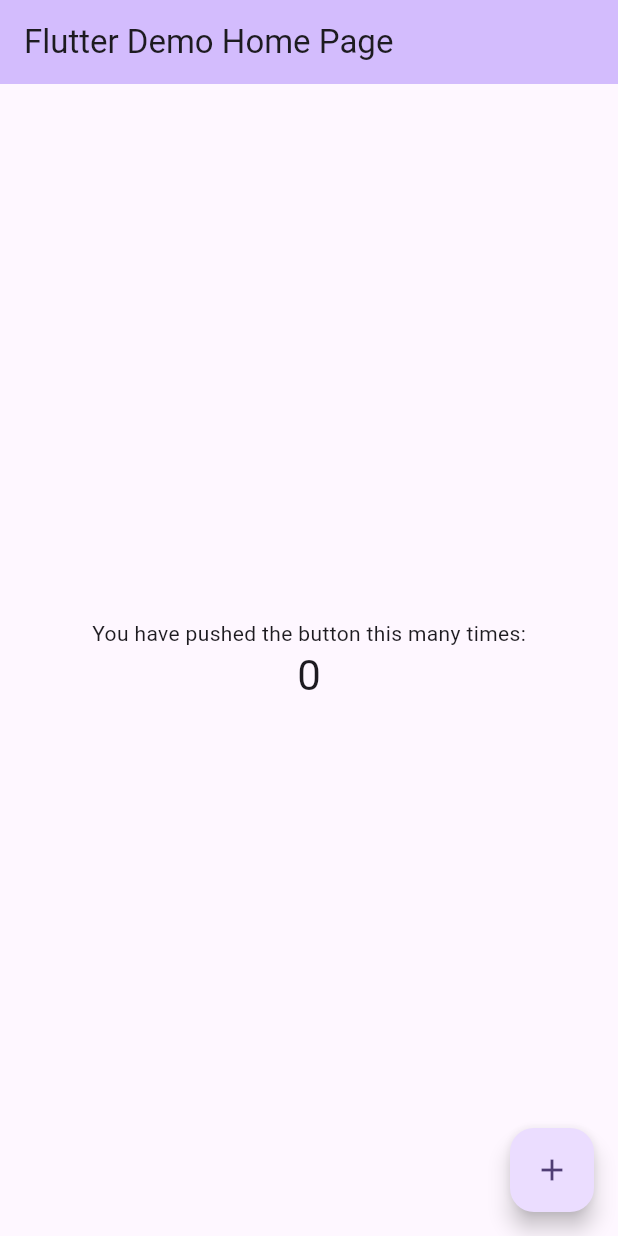
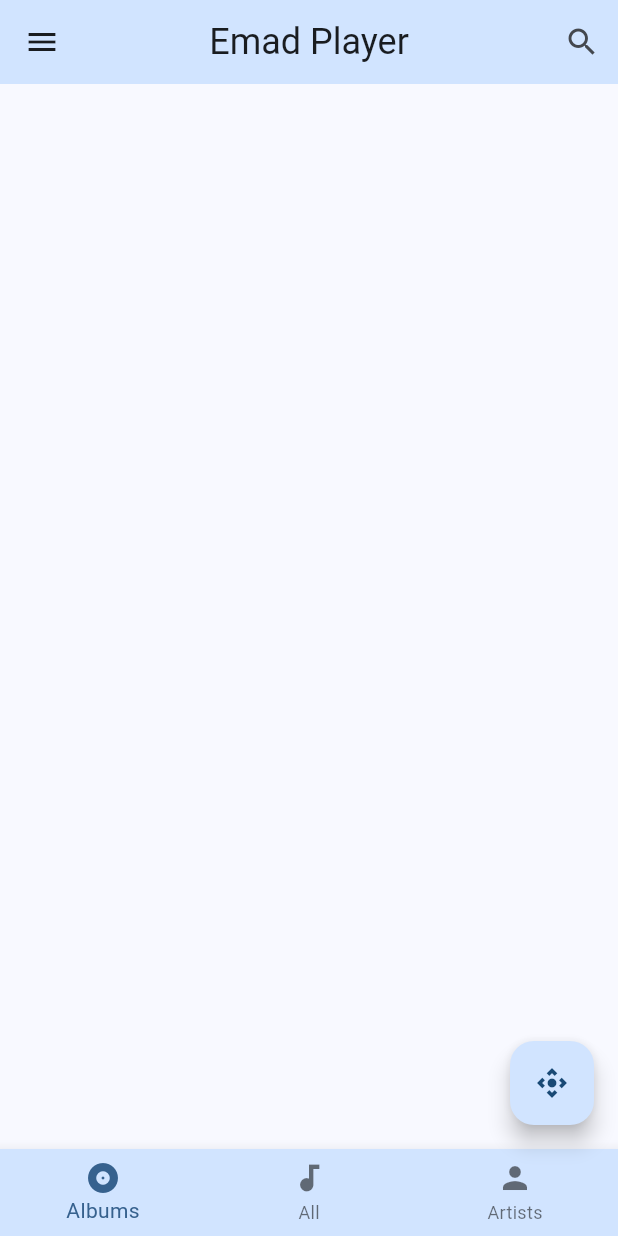
Before and after one commit to realEmadAbbasnezhad/EmadPlayer, a Flutter app: the screen it shows after launch, on a phone screen of 412 x 824 dp. Run offline on Flutter 3.47's test engine with Material 3 defaults, Android fonts, the phone set to English and light mode, and no system bars.

Commit message:
design home page, its drawer and navigation and top bar. remove template tests.

```diff
--- a/src/emadplayer/lib/main.dart
+++ b/src/emadplayer/lib/main.dart
@@ -1,3 +1,4 @@
+import 'package:emadplayer/views/home_page.dart';
 import 'package:flutter/material.dart';
 
 void main() {
@@ -7,119 +8,22 @@ void main() {
 class MyApp extends StatelessWidget {
   const MyApp({super.key});
 
-  // This widget is the root of your application.
   @override
   Widget build(BuildContext context) {
     return MaterialApp(
-      title: 'Flutter Demo',
+      title: 'Emad Player',
+      debugShowCheckedModeBanner: false,
       theme: ThemeData(
-        // This is the theme of your application.
-        //
-        // TRY THIS: Try running your application with "flutter run". You'll see
-        // the application has a purple toolbar. Then, without quitting the app,
-        // try changing the seedColor in the colorScheme below to Colors.green
-        // and then invoke "hot reload" (save your changes or press the "hot
-        // reload" button in a Flutter-supported IDE, or press "r" if you used
-        // the command line to start the app).
-        //
-        // Notice that the counter didn't reset back to zero; the application
-        // state is not lost during the reload. To reset the state, use hot
-        // restart instead.
-        //
-        // This works for code too, not just values: Most code changes can be
-        // tested with just a hot reload.
-        colorScheme: ColorScheme.fromSeed(seedColor: Colors.deepPurple),
+        colorScheme: ColorScheme.fromSeed(
+            seedColor: Colors.blue, brightness: Brightness.light),
         useMaterial3: true,
       ),
-      home: const MyHomePage(title: 'Flutter Demo Home Page'),
+      darkTheme: ThemeData(
+        colorScheme: ColorScheme.fromSeed(
+            seedColor: Colors.blue, brightness: Brightness.dark),
+        useMaterial3: true,
+      ),
+      home: const HomePage(),
     );
   }
 }
-
-class MyHomePage extends StatefulWidget {
-  const MyHomePage({super.key, required this.title});
-
-  // This widget is the home page of your application. It is stateful, meaning
-  // that it has a State object (defined below) that contains fields that affect
-  // how it looks.
-
-  // This class is the configuration for the state. It holds the values (in this
-  // case the title) provided by the parent (in this case the App widget) and
-  // used by the build method of the State. Fields in a Widget subclass are
-  // always marked "final".
-
-  final String title;
-
-  @override
-  State<MyHomePage> createState() => _MyHomePageState();
-}
-
-class _MyHomePageState extends State<MyHomePage> {
-  int _counter = 0;
-
-  void _incrementCounter() {
-    setState(() {
-      // This call to setState tells the Flutter framework that something has
-      // changed in this State, which causes it to rerun the build method below
-      // so that the display can reflect the updated values. If we changed
-      // _counter without calling setState(), then the build method would not be
-      // called again, and so nothing would appear to happen.
-      _counter++;
-    });
-  }
-
-  @override
-  Widget build(BuildContext context) {
-    // This method is rerun every time setState is called, for instance as done
-    // by the _incrementCounter method above.
-    //
-    // The Flutter framework has been optimized to make rerunning build methods
-    // fast, so that you can just rebuild anything that needs updating rather
-    // than having to individually change instances of widgets.
-    return Scaffold(
-      appBar: AppBar(
-        // TRY THIS: Try changing the color here to a specific color (to
-        // Colors.amber, perhaps?) and trigger a hot reload to see the AppBar
-        // change color while the other colors stay the same.
-        backgroundColor: Theme.of(context).colorScheme.inversePrimary,
-        // Here we take the value from the MyHomePage object that was created by
-        // the App.build method, and use it to set our appbar title.
-        title: Text(widget.title),
-      ),
-      body: Center(
-        // Center is a layout widget. It takes a single child and positions it
-        // in the middle of the parent.
-        child: Column(
-          // Column is also a layout widget. It takes a list of children and
-          // arranges them vertically. By default, it sizes itself to fit its
-          // children horizontally, and tries to be as tall as its parent.
-          //
-          // Column has various properties to control how it sizes itself and
-          // how it positions its children. Here we use mainAxisAlignment to
-          // center the children vertically; the main axis here is the vertical
-          // axis because Columns are vertical (the cross axis would be
-          // horizontal).
-          //
-          // TRY THIS: Invoke "debug painting" (choose the "Toggle Debug Paint"
-          // action in the IDE, or press "p" in the console), to see the
-          // wireframe for each widget.
-          mainAxisAlignment: MainAxisAlignment.center,
-          children: <Widget>[
-            const Text(
-              'You have pushed the button this many times:',
-            ),
-            Text(
-              '$_counter',
-              style: Theme.of(context).textTheme.headlineMedium,
-            ),
-          ],
-        ),
-      ),
-      floatingActionButton: FloatingActionButton(
-        onPressed: _incrementCounter,
-        tooltip: 'Increment',
-        child: const Icon(Icons.add),
-      ), // This trailing comma makes auto-formatting nicer for build methods.
-    );
-  }
-}
--- /dev/null
+++ b/src/emadplayer/lib/views/home_page.dart
@@ -0,0 +1,91 @@
+import 'package:flutter/material.dart';
+
+class HomePage extends StatefulWidget {
+  const HomePage({super.key});
+
+  @override
+  State<HomePage> createState() => _HomePageState();
+}
+
+class _HomePageState extends State<HomePage> {
+  @override
+  Widget build(BuildContext context) {
+    return Scaffold(
+        appBar: AppBar(
+          title: Text("Emad Player",
+              style: Theme.of(context).textTheme.headlineSmall),
+          centerTitle: true,
+          backgroundColor: Theme.of(context).colorScheme.primaryContainer,
+          actions: [
+            IconButton(onPressed: () {}, icon: const Icon(Icons.search))
+          ],
+        ),
+        drawer: Drawer(
+          backgroundColor: Theme.of(context).colorScheme.secondaryContainer,
+          child: ListView(
+            padding: EdgeInsets.zero,
+            scrollDirection: Axis.vertical,
+            children: [
+              DrawerHeader(
+                  decoration: BoxDecoration(
+                    color: Theme.of(context).colorScheme.primaryContainer,
+                  ),
+                  child: ListView(
+                    children: [
+                      Text("Emad Player",
+                          textAlign: TextAlign.center,
+                          style: Theme.of(context).textTheme.headlineSmall),
+                      Container(
+                        padding: const EdgeInsets.only(top: 10),
+                        child: Text('Github: realEmadAbbasnezhad',
+                            textAlign: TextAlign.center,
+                            style: Theme.of(context).textTheme.bodySmall),
+                      )
+                    ],
+                  )),
+              ListTile(
+                title: const Row(
+                  mainAxisSize: MainAxisSize.min,
+                  children: [
+                    Icon(Icons.settings),
+                    Text('  Settings'),
+                  ],
+                ),
+                onTap: () {},
+              ),
+              ListTile(
+                title: const Row(
+                  mainAxisSize: MainAxisSize.min,
+                  children: [
+                    Icon(Icons.refresh),
+                    Text('  Rescan'),
+                  ],
+                ),
+                onTap: () {},
+              ),
+            ],
+          ),
+        ),
+        bottomNavigationBar: BottomNavigationBar(
+          backgroundColor: Theme.of(context).colorScheme.primaryContainer,
+          currentIndex: 0,
+          selectedItemColor: Theme.of(context).colorScheme.primary,
+          onTap: (i) {},
+          items: const [
+            BottomNavigationBarItem(icon: Icon(Icons.album), label: "Albums"),
+            BottomNavigationBarItem(icon: Icon(Icons.audiotrack), label: "All"),
+            BottomNavigationBarItem(icon: Icon(Icons.person), label: "Artists"),
+          ],
+        ),
+        floatingActionButton: FloatingActionButton(
+          backgroundColor: Theme.of(context).colorScheme.primaryContainer,
+          onPressed: () {},
+          child: const Row(
+            mainAxisSize: MainAxisSize.min,
+            children: [
+              Icon(Icons.control_camera),
+            ],
+          ),
+        ));
+  }
+}
```
Also changed, not shown: 1 other file.
